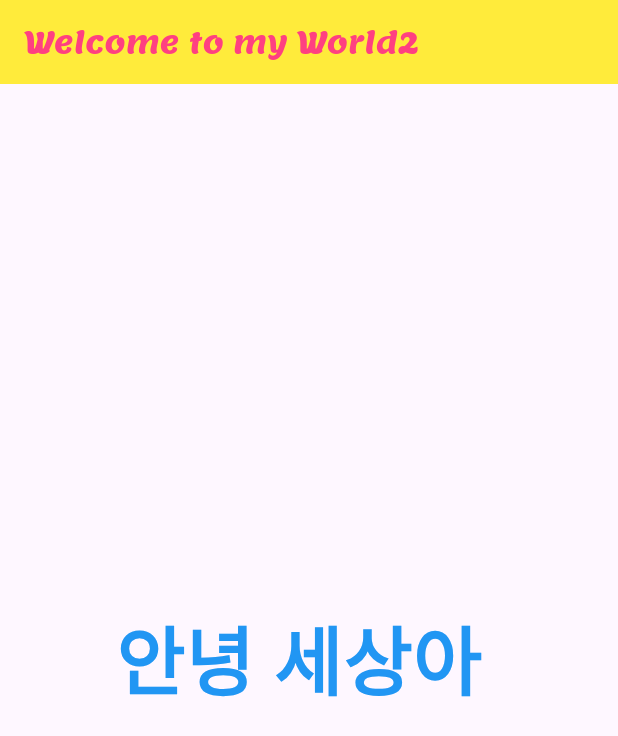
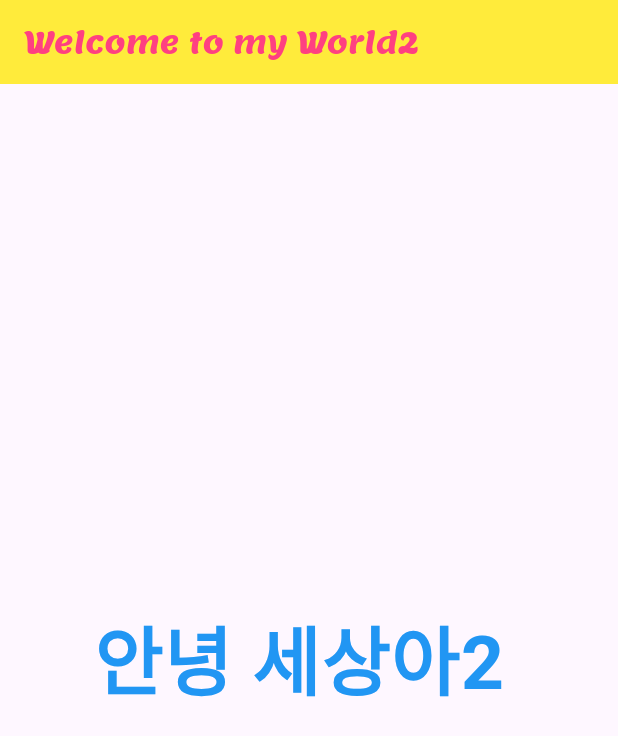
Before and after one commit to KimHyunSookhs/fontpr, a Flutter app: the screen it shows after launch, on a phone screen of 412 x 824 dp. Shown: the top 736 px of the screen. Run offline on Flutter 3.47's test engine with Material 3 defaults, Android fonts, the phone set to English and light mode, and no system bars; Roboto replaces fonts that are missing (Diphylleia).

Commit message:
Update main.dart

```diff
--- a/lib/main.dart
+++ b/lib/main.dart
@@ -26,7 +26,7 @@ class MyApp extends StatelessWidget {
               fontSize: 20 )),
         ),
       body: Center(
-        child: Text( '안녕 세상아 ',
+        child: Text( '안녕 세상아2 ',
         style: TextStyle(
             color: Colors.blue,
             fontSize: 50,
```
